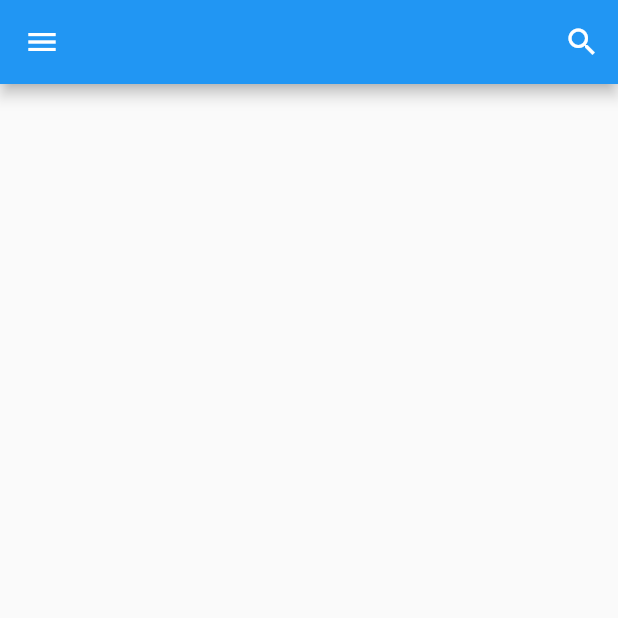
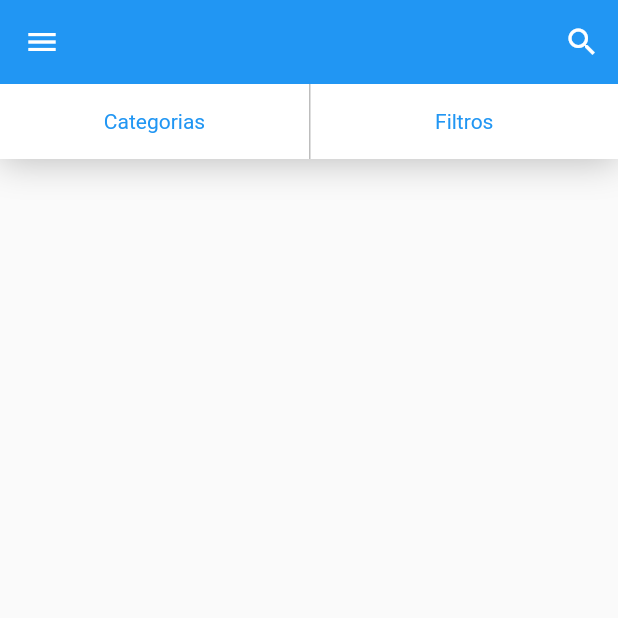
Before and after one commit to dieinimymaganha/olx, a Flutter app: the screen it shows after launch, on a phone screen of 412 x 824 dp, the top half of it. Run offline on Flutter 3.47's test engine with Material 2 defaults, Android fonts, the phone set to English and light mode, and no system bars; our stand-ins replace rxdart.

Commit message:
271 - 6 - Criando a barra da tela inicial

```diff
--- a/xlo/lib/screens/home/home_screen.dart
+++ b/xlo/lib/screens/home/home_screen.dart
@@ -3,6 +3,8 @@ import 'package:provider/provider.dart';
 import 'package:xlo/blocs/home_bloc.dart';
 import 'package:xlo/common/custom_drawer/custom_drawer.dart';
 import 'package:xlo/screens/home/widget/search_dialog.dart';
+
+import 'widget/top_bar.dart';
 
 class HomeScreen extends StatefulWidget {
   @override
@@ -35,6 +37,7 @@ class _HomeScreenState extends State<HomeScreen> {
 
     return Scaffold(
       appBar: AppBar(
+        elevation: 0,
         title: StreamBuilder<String>(
           initialData: '',
           stream: _homeBloc.outSearch,
@@ -81,6 +84,11 @@ class _HomeScreenState extends State<HomeScreen> {
         ],
       ),
       drawer: CustomDrawer(),
+      body: Column(
+        children: <Widget>[
+          TopBar(),
+        ],
+      ),
     );
   }
 }
--- /dev/null
+++ b/xlo/lib/screens/home/widget/bar_button.dart
@@ -0,0 +1,32 @@
+import 'package:flutter/material.dart';
+
+class BarButton extends StatelessWidget {
+  final BoxDecoration boxDecoration;
+  final String label;
+  final VoidCallback onPressed;
+
+  BarButton({this.boxDecoration, this.label, this.onPressed});
+
+  @override
+  Widget build(BuildContext context) {
+    return Expanded(
+      child: GestureDetector(
+        onTap: onPressed,
+        child: Container(
+          height: 50,
+          alignment: Alignment.center,
+          padding: const EdgeInsets.symmetric(horizontal: 16),
+          decoration: boxDecoration,
+          child: Text(
+            label,
+            overflow: TextOverflow.ellipsis,
+            style: TextStyle(
+              color: Colors.blue,
+              fontWeight: FontWeight.w400
+            ),
+          ),
+        ),
+      ),
+    );
+  }
+}
--- /dev/null
+++ b/xlo/lib/screens/home/widget/top_bar.dart
@@ -0,0 +1,34 @@
+import 'package:flutter/material.dart';
+
+import 'bar_button.dart';
+
+class TopBar extends StatelessWidget {
+  @override
+  Widget build(BuildContext context) {
+    return Container(
+      decoration: BoxDecoration(boxShadow: [
+        BoxShadow(
+            color: Colors.grey[400], blurRadius: 20.0, offset: Offset(0, 2))
+      ]),
+      child: Row(
+        children: <Widget>[
+          BarButton(
+            label: 'Categorias',
+            boxDecoration: BoxDecoration(
+              color: Colors.white,
+            ),
+            onPressed: () {},
+          ),
+          BarButton(
+            label: 'Filtros',
+            boxDecoration: BoxDecoration(
+              border: Border(left: BorderSide(color: Colors.grey[400])),
+              color: Colors.white,
+            ),
+            onPressed: () {},
+          ),
+        ],
+      ),
+    );
+  }
+}
```
